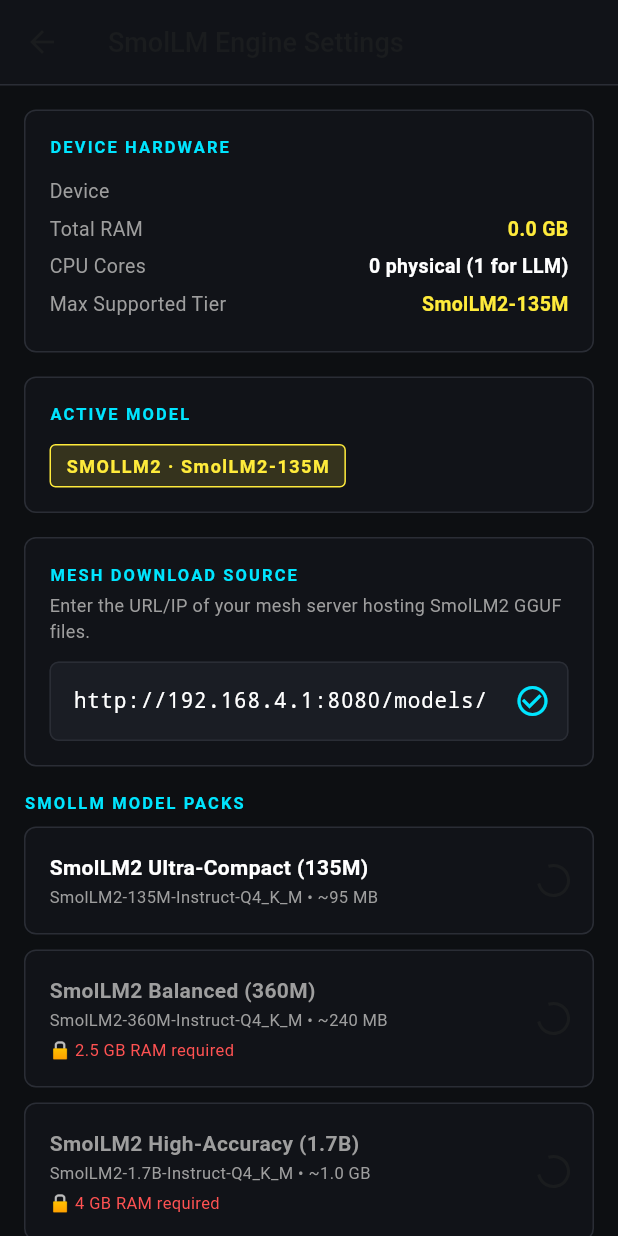
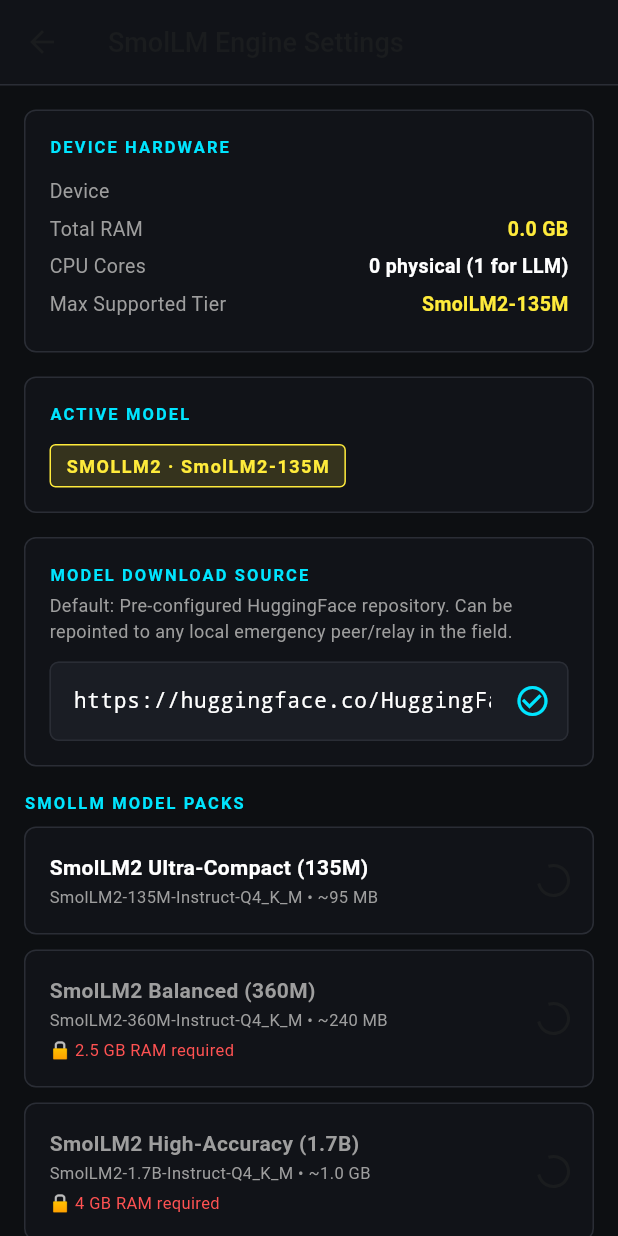
Before and after one commit to Sh1sh1R017/RescueMesh, a Flutter app: the LlmSettingsScreen screen opened directly, on a phone screen of 412 x 824 dp. Run offline on Flutter 3.47's test engine with Material 3 defaults, Android fonts, the phone set to English and light mode, and no system bars; our stand-ins replace battery_plus, device_info_plus, dio, flutter_blue_plus, flutter_map, flutter_markdown and 6 more; missing offline and left inert: fllama, flutter_ble_peripheral, google_mlkit_image_labeling, tflite_flutter; accounts and stored records are empty.

Commit message:
refactor(config): Set HuggingFace CDN as primary model download source and clarify zero-setup offline operation

```diff
--- a/lib/domain/services/model_download_service.dart
+++ b/lib/domain/services/model_download_service.dart
@@ -44,7 +44,7 @@
 /// http://192.168.4.1:8080/models/), supports resume-on-disconnect via
 /// HTTP Range headers, and reports live progress via a [StreamController].
 class ModelDownloadService {
-  static const String _defaultBaseUrl = 'http://192.168.4.1:8080/models/';
+  static const String _defaultBaseUrl = 'https://huggingface.co/HuggingFaceTB/SmolLM2-360M-Instruct-GGUF/resolve/main/';
   static const Duration _connectTimeout = Duration(seconds: 30);
   static const Duration _receiveTimeout = Duration(seconds: 0); // streaming
 
--- a/lib/presentation/ai_chat/llm_settings_screen.dart
+++ b/lib/presentation/ai_chat/llm_settings_screen.dart
@@ -218,10 +218,10 @@
       child: Column(
         crossAxisAlignment: CrossAxisAlignment.start,
         children: [
-          _buildSectionLabel('MESH DOWNLOAD SOURCE'),
+          _buildSectionLabel('MODEL DOWNLOAD SOURCE'),
           const SizedBox(height: 4),
           const Text(
-            'Enter the URL/IP of your mesh server hosting SmolLM2 GGUF files.',
+            'Default: Pre-configured HuggingFace repository. Can be repointed to any local emergency peer/relay in the field.',
             style: TextStyle(color: Colors.grey, fontSize: 12),
           ),
           const SizedBox(height: 12),
@@ -233,7 +233,7 @@
               fontSize: 14,
             ),
             decoration: InputDecoration(
-              hintText: 'https://huggingface.co/HuggingFaceTB/',
+              hintText: 'https://huggingface.co/HuggingFaceTB/SmolLM2-360M-Instruct-GGUF/resolve/main/',
               hintStyle: TextStyle(color: Colors.white.withValues(alpha: 0.3)),
               filled: true,
               fillColor: const Color(0xFF1A1D24),
--- a/lib/providers/llm_provider.dart
+++ b/lib/providers/llm_provider.dart
@@ -7,7 +7,7 @@
 // Single source of truth for the default mesh URL
 // ─────────────────────────────────────────────
 
-const String kDefaultMeshBaseUrl = 'http://192.168.4.1:8080/models/';
+const String kDefaultMeshBaseUrl = 'https://huggingface.co/HuggingFaceTB/SmolLM2-360M-Instruct-GGUF/resolve/main/';
 
 // ─────────────────────────────────────────────
 // Shared service instances
```
